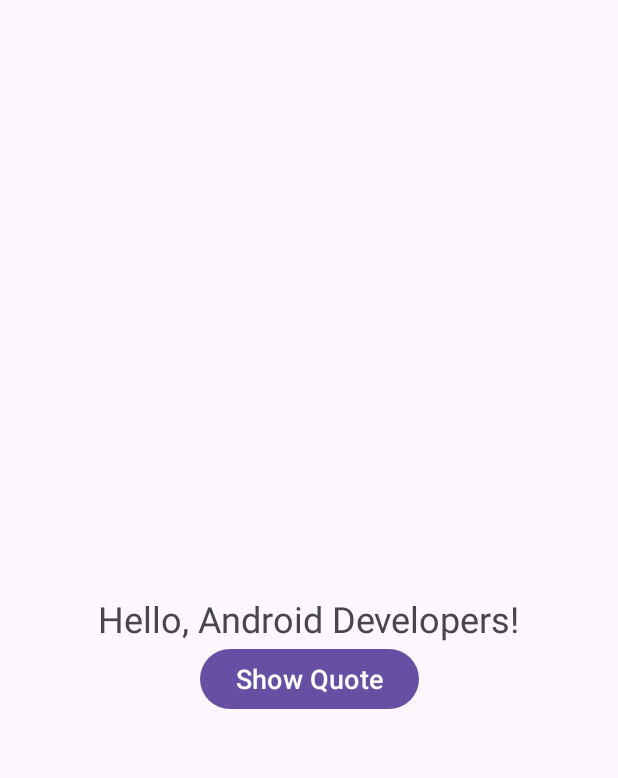
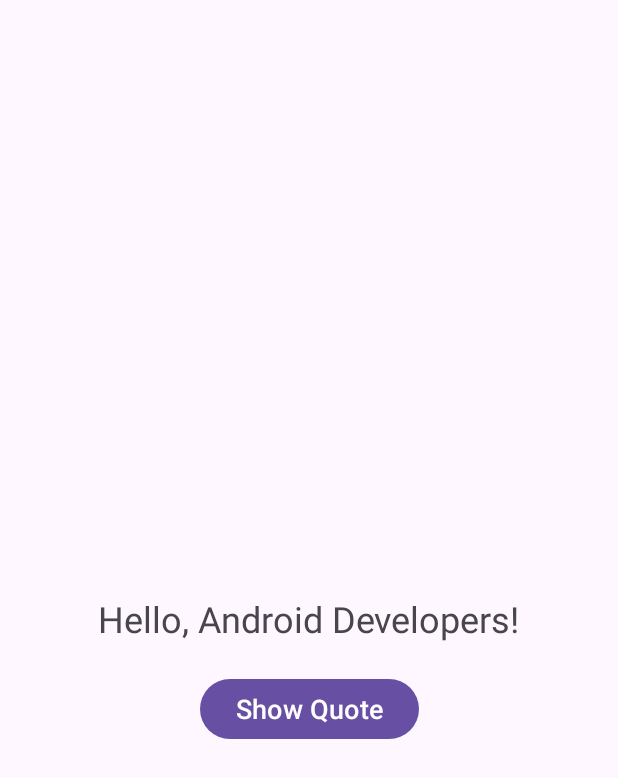
Before and after one commit to aliabbasnagari/InternshipStarterApp, an Android app: the layout activity_main.xml on its own in the app's theme, with its tools: preview values and no code run, on a phone screen of 412 x 824 dp. Shown: the top 778 px of the screen. Run offline under Robolectric (Android 15) with nearby library versions, the light colour scheme and no system bars.

Commit message:
Deliverable 1 final touches + added margin on button

```diff
--- a/app/src/main/res/layout/activity_main.xml
+++ b/app/src/main/res/layout/activity_main.xml
@@ -23,6 +23,7 @@
         android:id="@+id/btnShowQuote"
         android:layout_width="wrap_content"
         android:layout_height="wrap_content"
+        android:layout_marginTop="@dimen/margin_lg"
         android:text="@string/btn_quote_show_text"
         android:textSize="@dimen/text_lg"
         app:layout_constraintEnd_toEndOf="@+id/textView"
```
